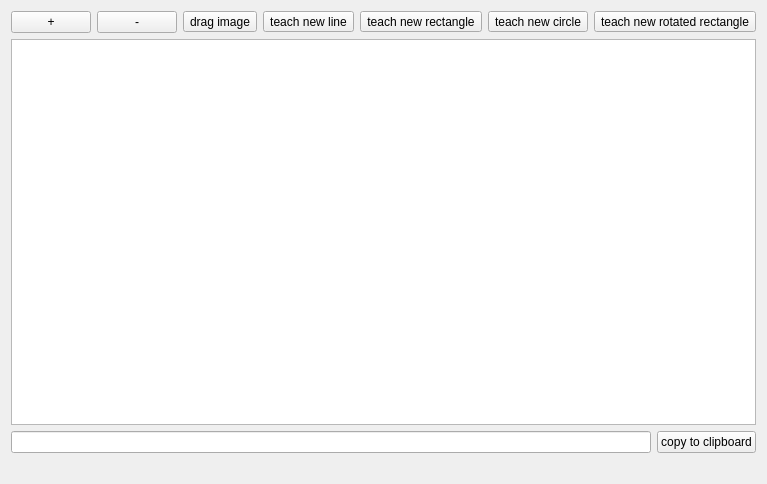
Old version of the form ImageProcessing/ImageDisplay.ui in the repository Ulle84/UllesSourceCode.
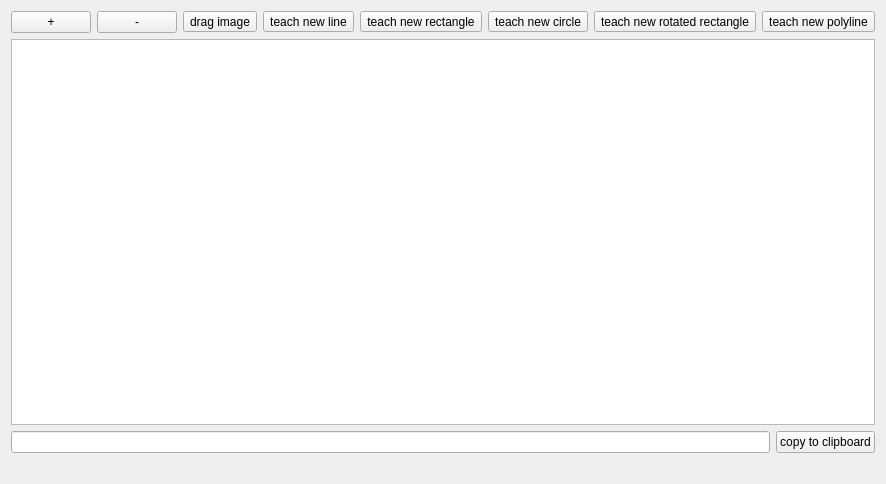
New version of the form.

Commit message: + teachable polyLine

Patch:
```diff
--- a/ImageProcessing/ImageDisplay.ui
+++ b/ImageProcessing/ImageDisplay.ui
@@ -6,7 +6,7 @@
    <rect>
     <x>0</x>
     <y>0</y>
-    <width>656</width>
+    <width>740</width>
     <height>484</height>
    </rect>
   </property>
@@ -80,6 +80,16 @@
        </property>
       </widget>
      </item>
+     <item>
+      <widget class="QToolButton" name="toolButtonTeachPolyLine">
+       <property name="text">
+        <string>teach new polyline</string>
+       </property>
+       <property name="checkable">
+        <bool>true</bool>
+       </property>
+      </widget>
+     </item>
      <item>
       <spacer name="horizontalSpacer">
        <property name="orientation">
```
The commit also changes 17 other files.
